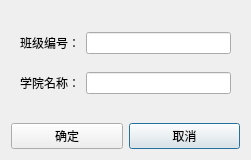
Old version of the form DisposeCenter/dialogcollegedata.ui in the repository Bamboo-a-i/QtExamAdmin.
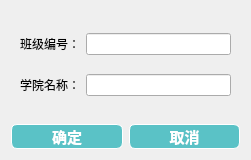
New version of the form.

Diff of the .ui file:
```diff
--- a/DisposeCenter/dialogcollegedata.ui
+++ b/DisposeCenter/dialogcollegedata.ui
@@ -13,6 +13,31 @@
   <property name="windowTitle">
    <string>Dialog</string>
   </property>
+  <property name="styleSheet">
+   <string notr="true">/*pushbutton */
+QPushButton {
+border: 0.5px solid white;
+border-radius: 6px;
+background-color: rgb(90,194,198);
+min-width: 80px;
+font-family: &quot;Microsoft YaHei&quot;;
+font-size:11pt;
+font-weight: bold;
+color:white;
+}
+
+QPushButton:hover {
+border: 0.5px solid white;
+border-radius: 6px;
+background-color: #1fab89;
+min-width: 80px;
+font-family: &quot;Microsoft YaHei&quot;;
+font-size:10pt;
+font-weight: bold;
+color:white;
+}
+</string>
+  </property>
   <layout class="QGridLayout" name="gridLayout_2">
    <item row="0" column="0" colspan="2">
     <widget class="QWidget" name="widget" native="true">
```
Left out of the diff: 35 changed lines with no effect on the pictures.
